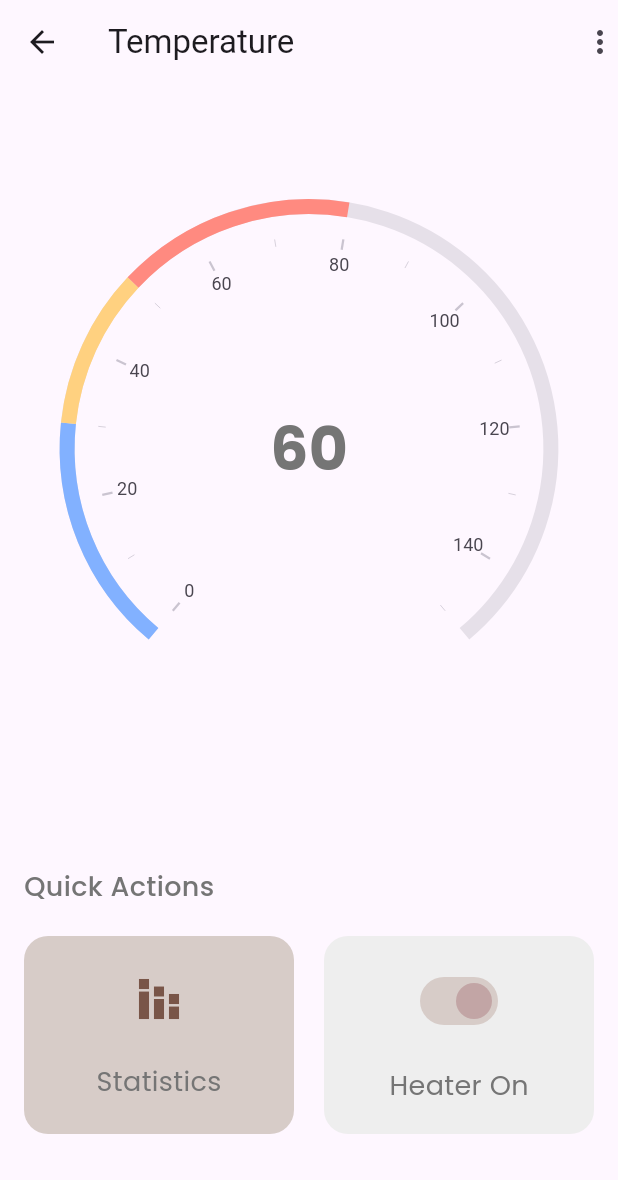
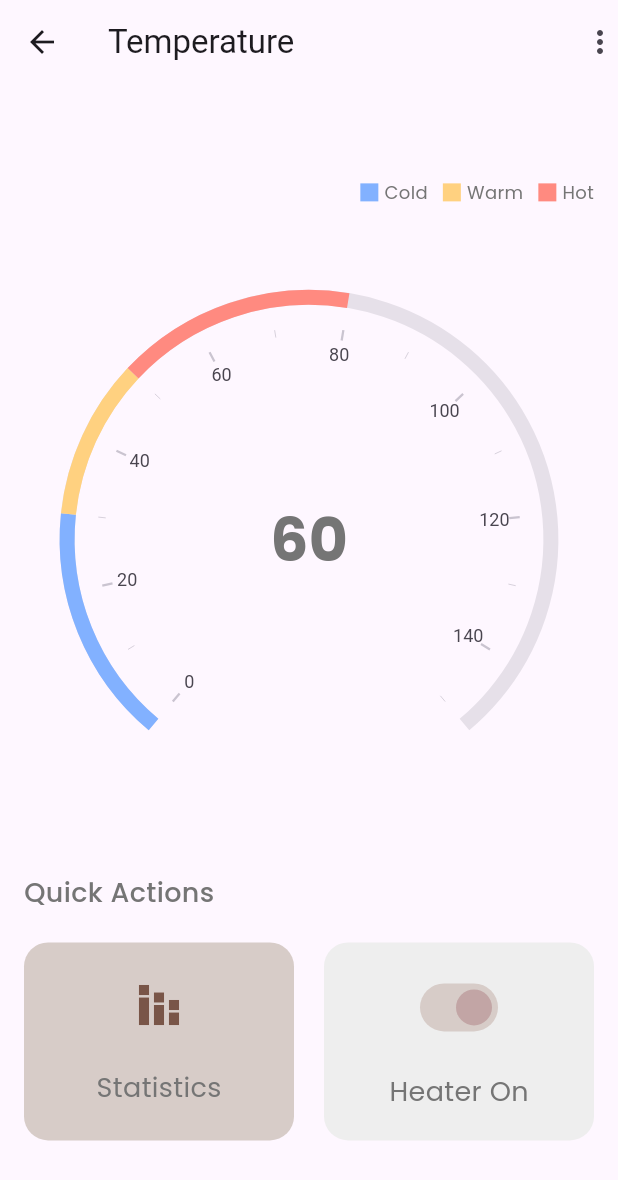
Before and after one commit to donald-88/smart-farm-app, a Flutter app: the screen it shows after launch, on a phone screen of 412 x 824 dp. Shown: the top 1180 px of the screen. Run offline on Flutter 3.47's test engine with Material 2 defaults, Android fonts, the phone set to English and light mode, and no system bars; drawn by our look-alikes of syncfusion_flutter_gauges; our stand-ins replace dio, google_fonts, syncfusion_flutter_charts.

Commit message:
added a legend

```diff
--- a/smart_farm/lib/pages/quick-actions/temperature-actions.dart
+++ b/smart_farm/lib/pages/quick-actions/temperature-actions.dart
@@ -19,8 +19,57 @@ class TemperatureActions extends StatelessWidget {
           mainAxisSize: MainAxisSize.max,
           mainAxisAlignment: MainAxisAlignment.spaceEvenly,
           children: [
+            Row(
+              mainAxisAlignment: MainAxisAlignment.end,
+              children: [
+                Row(
+                  children: [
                     Container(
-              child: SfRadialGauge(
+                      height: 12,
+                      width: 12,
+                      decoration: BoxDecoration(color: Colors.blueAccent[100]),
+                    ),
+                    const SizedBox(width: 4),
+                    Text(
+                      "Cold",
+                      style: GoogleFonts.poppins(fontSize: 12),
+                    )
+                  ],
+                ),
+                const SizedBox(width: 10),
+                Row(
+                  children: [
+                    Container(
+                      height: 12,
+                      width: 12,
+                      decoration:
+                          BoxDecoration(color: Colors.orangeAccent[100]),
+                    ),
+                    const SizedBox(width: 4),
+                    Text(
+                      "Warm",
+                      style: GoogleFonts.poppins(fontSize: 12),
+                    )
+                  ],
+                ),
+                const SizedBox(width: 10),
+                Row(
+                  children: [
+                    Container(
+                      height: 12,
+                      width: 12,
+                      decoration: BoxDecoration(color: Colors.redAccent[100]),
+                    ),
+                    const SizedBox(width: 4),
+                    Text(
+                      "Hot",
+                      style: GoogleFonts.poppins(fontSize: 12),
+                    )
+                  ],
+                )
+              ],
+            ),
+            SfRadialGauge(
               axes: <RadialAxis>[
                 RadialAxis(
                   tickOffset: 15,
@@ -57,12 +106,6 @@ class TemperatureActions extends StatelessWidget {
                   ],
                 )
               ],
-              ),
-            ),
-            Container(
-              child: Row(
-                children: const [],
-              ),
             ),
             Column(crossAxisAlignment: CrossAxisAlignment.start, children: [
               Text(
```
Lines whose indentation alone changed are shown as unchanged.
